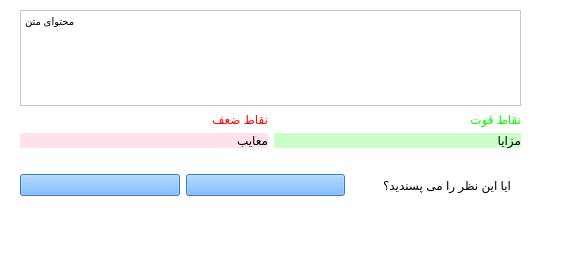
Old version of the form Project/Main/Onket/commentlistwidgetitem.ui in the repository alex-abrehforoush/Onket.
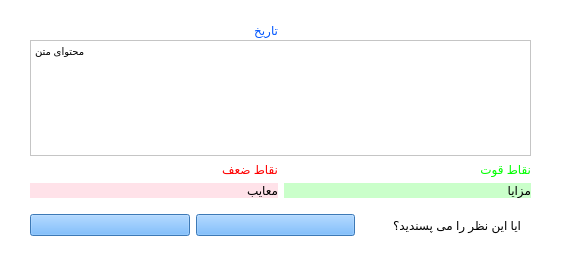
New version of the form.

What changed in the file:
```diff
--- a/Project/Main/Onket/commentlistwidgetitem.ui
+++ b/Project/Main/Onket/commentlistwidgetitem.ui
@@ -19,10 +19,10 @@
   <widget class="QWidget" name="layoutWidget">
    <property name="geometry">
     <rect>
-     <x>20</x>
-     <y>10</y>
+     <x>30</x>
+     <y>40</y>
      <width>501</width>
-     <height>138</height>
+     <height>158</height>
     </rect>
    </property>
    <layout class="QGridLayout" name="gridLayout">
@@ -95,8 +95,8 @@
   <widget class="QWidget" name="layoutWidget">
    <property name="geometry">
     <rect>
-     <x>20</x>
-     <y>170</y>
+     <x>30</x>
+     <y>210</y>
      <width>491</width>
      <height>30</height>
     </rect>
@@ -131,6 +131,35 @@
     </item>
    </layout>
   </widget>
+  <widget class="QWidget" name="">
+   <property name="geometry">
+    <rect>
+     <x>30</x>
+     <y>20</y>
+     <width>501</width>
+     <height>20</height>
+    </rect>
+   </property>
+   <layout class="QGridLayout" name="gridLayout_3">
+    <item row="0" column="0">
+     <widget class="QLabel" name="lab_date">
+      <property name="styleSheet">
+       <string notr="true">color: rgb(0, 85, 255);</string>
+      </property>
+      <property name="text">
+       <string>تاریخ</string>
+      </property>
+     </widget>
+    </item>
+    <item row="0" column="1">
+     <widget class="QLabel" name="lab_sender">
+      <property name="text">
+       <string/>
+      </property>
+     </widget>
+    </item>
+   </layout>
+  </widget>
  </widget>
  <resources/>
  <connections/>
```
Left out of the diff: 46 changed lines with no effect on the pictures.
